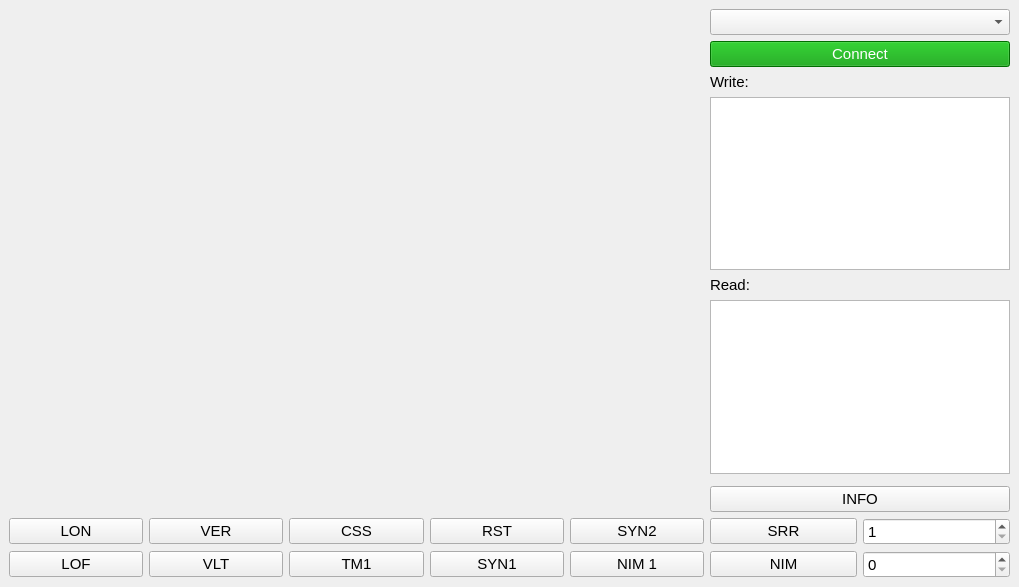
Old version of the form ocounter.ui in the repository eugenezador/OCounter.
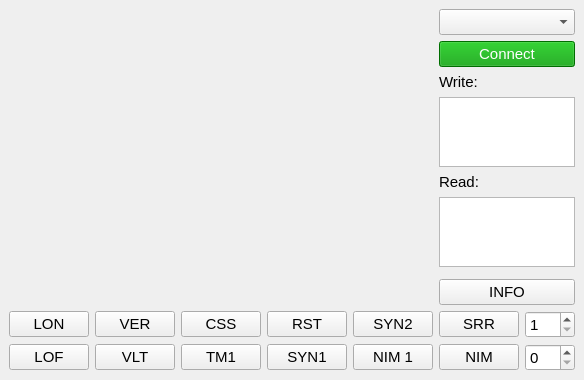
New version of the form. Custom widgets are drawn as their Qt base class.

```diff
--- a/ocounter.ui
+++ b/ocounter.ui
@@ -6,8 +6,8 @@
    <rect>
     <x>0</x>
     <y>0</y>
-    <width>1019</width>
-    <height>587</height>
+    <width>584</width>
+    <height>378</height>
    </rect>
   </property>
   <property name="windowTitle">
```
